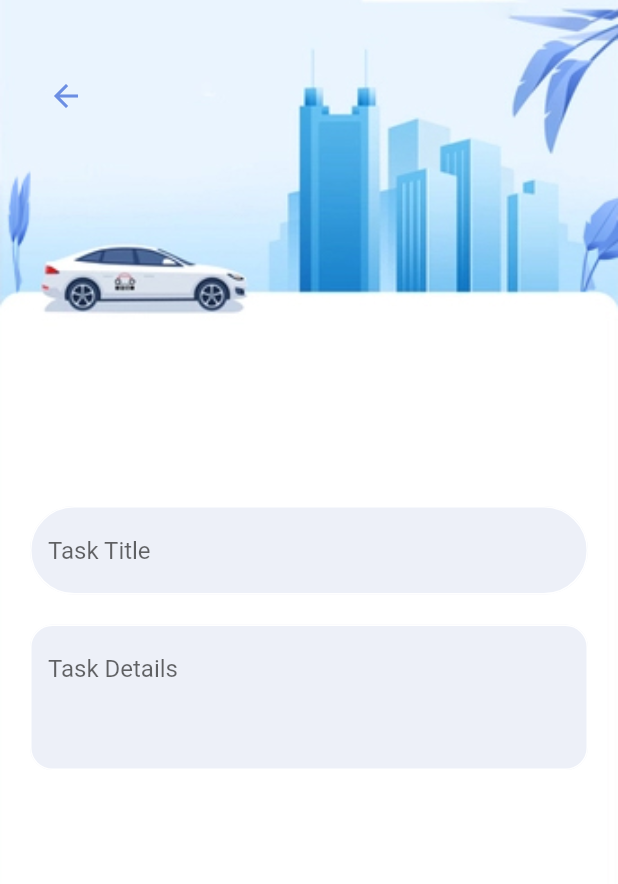
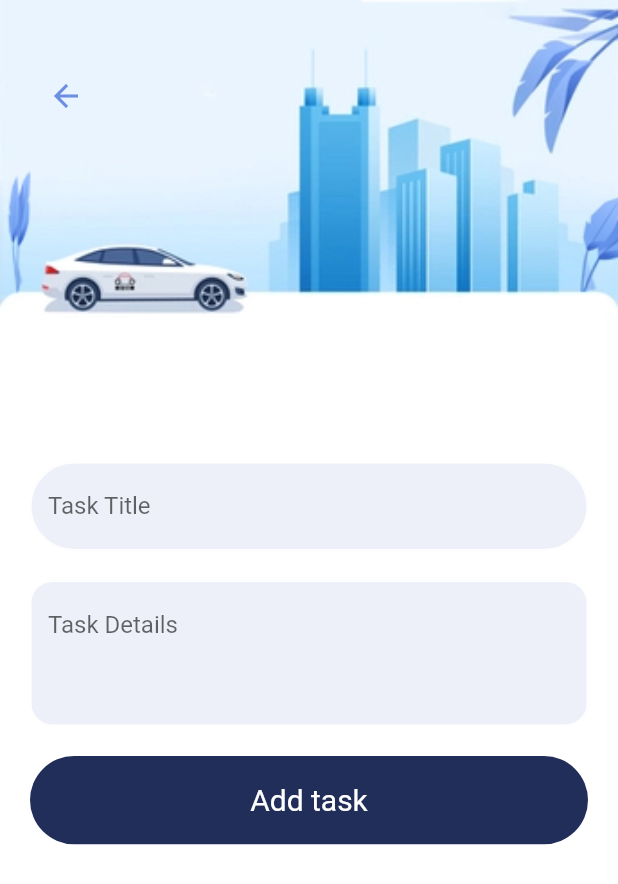
Before and after one commit to Andrewzhan2001/TaskManager_Frontend_Flutter, a Flutter app: the screen it shows after launch, on a phone screen of 412 x 824 dp. Shown: the top 884 px of the screen. Run offline on Flutter 3.47's test engine with Material 2 defaults, Android fonts, the phone set to English and light mode, and no system bars.

Commit message:
finish add task page

```diff
--- a/lib/screens/addTask.dart
+++ b/lib/screens/addTask.dart
@@ -1,4 +1,5 @@
 import 'package:flutter/material.dart';
+import 'package:taskmanager/component/button.dart';
 import 'package:taskmanager/component/inputField.dart';
 import 'package:taskmanager/utils/appColors.dart';
 
@@ -56,7 +57,7 @@ class _AddTaskState extends State<AddTask> {
                 const SizedBox(
                   height: 20,
                 ),
-
+                Button(background: AppColors.mainColor, text: "Add task", textColor: Colors.white)
               ],
             ),
             SizedBox( // push the text field above
```
